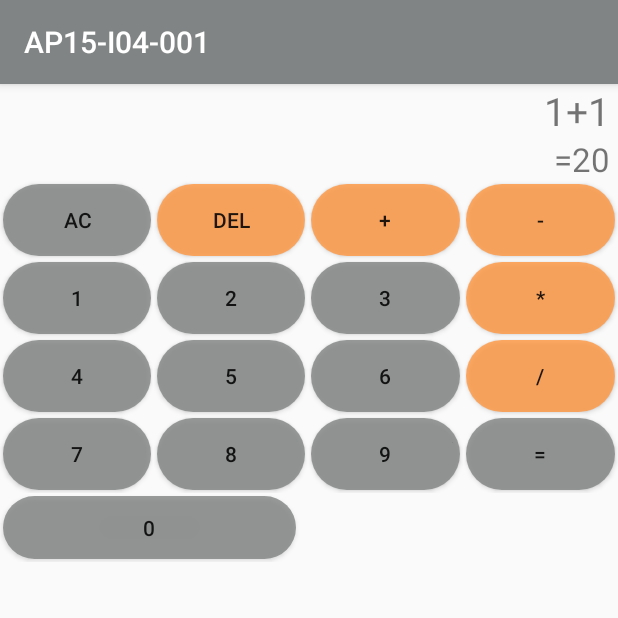
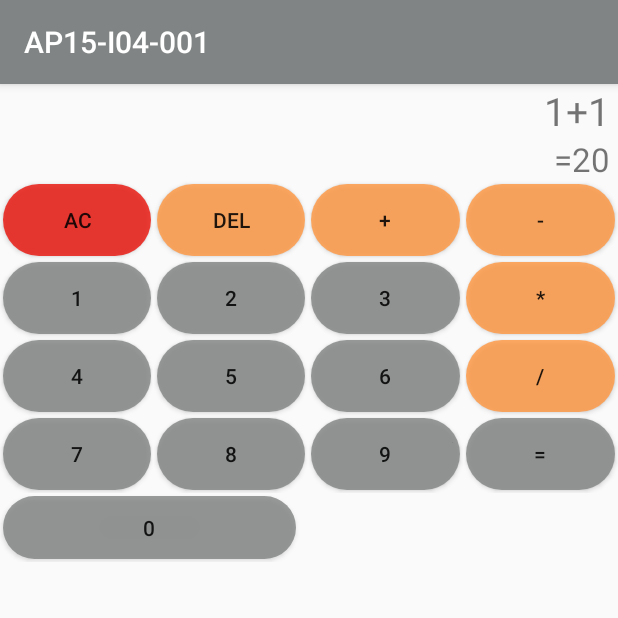
Before and after one commit to EdgardoAvilaPerez/Guia1_Moviles_Evaluacion, an Android app: the screen it shows after launch (MainActivity), on a phone screen of 412 x 824 dp, the top half of it. Run offline under Robolectric (Android 15) with nearby library versions, the phone set to English and light mode, and no system bars.

Commit message:
color de ac

```diff
--- a/app/src/main/res/layout-land/activity_main.xml
+++ b/app/src/main/res/layout-land/activity_main.xml
@@ -53,7 +53,6 @@
                     android:layout_height="wrap_content"
                     android:background="@drawable/boton_redondo"
                     android:text="AC"
-                    android:padding="10dp"
                     android:layout_margin="2dp"/>
 
                 <Button
--- a/app/src/main/res/layout/activity_main.xml
+++ b/app/src/main/res/layout/activity_main.xml
@@ -57,7 +57,7 @@
                     android:layout_width="match_parent"
                     android:layout_height="wrap_content"
                     android:background="@drawable/boton_redondo"
-                    android:backgroundTint="@color/colorPrimary"
+                    android:backgroundTint="@color/colorPrimaryDark"
                     android:text="AC"
                     android:layout_margin="2dp"/>
 
```
